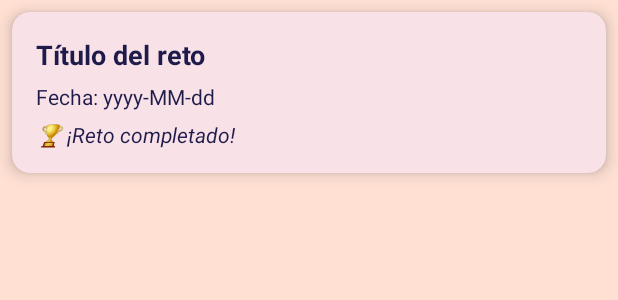
After one commit to lorelis-san/emo-app, an Android app built with Jetpack Compose: the layout item_progreso.xml on its own in the app's theme, with its tools: preview values and no code run, on a phone screen of 412 x 824 dp. The commit adds this screen. Shown: the top 300 px of the screen. Run offline under Robolectric (Android 15) with nearby library versions, the phone set to English and light mode, and no system bars.

Commit message:
retos diarios en vista de progreso

```diff
--- a/app/build.gradle.kts
+++ b/app/build.gradle.kts
@@ -82,4 +82,8 @@ dependencies {
     implementation("org.jetbrains.kotlinx:kotlinx-coroutines-android:1.7.3")
     implementation("androidx.room:room-ktx:2.6.1")
 
+    implementation("androidx.lifecycle:lifecycle-livedata-ktx:2.7.0")
+    implementation("androidx.lifecycle:lifecycle-viewmodel-ktx:2.7.0")
+
+
 }
--- /dev/null
+++ b/app/src/main/res/layout/item_progreso.xml
@@ -0,0 +1,46 @@
+<?xml version="1.0" encoding="utf-8"?>
+<androidx.cardview.widget.CardView xmlns:android="http://schemas.android.com/apk/res/android"
+    xmlns:card_view="http://schemas.android.com/apk/res-auto"
+    android:layout_margin="8dp"
+    android:layout_width="match_parent"
+    android:layout_height="wrap_content"
+    card_view:cardCornerRadius="12dp"
+    card_view:cardElevation="6dp"
+    card_view:cardBackgroundColor="#F8E1E7">
+
+    <LinearLayout
+        android:orientation="vertical"
+        android:padding="16dp"
+        android:layout_width="match_parent"
+        android:layout_height="wrap_content">
+
+        <TextView
+            android:id="@+id/tvTituloReto"
+            android:layout_width="wrap_content"
+            android:layout_height="wrap_content"
+            android:text="Título del reto"
+            android:textStyle="bold"
+            android:textSize="18sp"
+            android:textColor="#1E1B4B" />
+
+        <TextView
+            android:id="@+id/tvDescripcionReto"
+            android:layout_width="wrap_content"
+            android:layout_height="wrap_content"
+            android:text="Fecha: yyyy-MM-dd"
+            android:layout_marginTop="6dp"
+            android:textSize="14sp"
+            android:textColor="#1E1B4B" />
+
+        <TextView
+            android:id="@+id/tvRecompensaReto"
+            android:layout_width="wrap_content"
+            android:layout_height="wrap_content"
+            android:text="🏆 ¡Reto completado!"
+            android:layout_marginTop="6dp"
+            android:textSize="14sp"
+            android:textStyle="italic"
+            android:textColor="#1E1B4B" />
+
+    </LinearLayout>
+</androidx.cardview.widget.CardView>
```
Also changed, not shown: app/src/main/java/com/psico/emokitapp/activities/ProgresoActivity.kt (+50 -10 lines), app/src/main/java/com/psico/emokitapp/activities/RetosDiariosActivity.kt (+28 -54 lines), app/src/main/java/com/psico/emokitapp/adapters/ProgresoAdapter.kt (added, +39 -0 lines), app/src/main/java/com/psico/emokitapp/data/EmokitDatabase.kt (+5 -2 lines), app/src/main/java/com/psico/emokitapp/data/dao/RetoCompletadoDao.kt (added, +23 -0 lines), app/src/main/java/com/psico/emokitapp/data/entities/RetoCompletado.kt (added, +12 -0 lines), app/src/main/java/com/psico/emokitapp/repository/RetoCompletadoRepository.kt (added, +19 -0 lines), app/src/main/java/com/psico/emokitapp/viewmodel/ProgresoViewModel.kt (added, +44 -0 lines), app/src/main/java/com/psico/emokitapp/viewmodel/RetoCompletadoViewModel.kt (added, +48 -0 lines), app/src/main/res/layout/activity_progreso.xml (+48 -4 lines).
